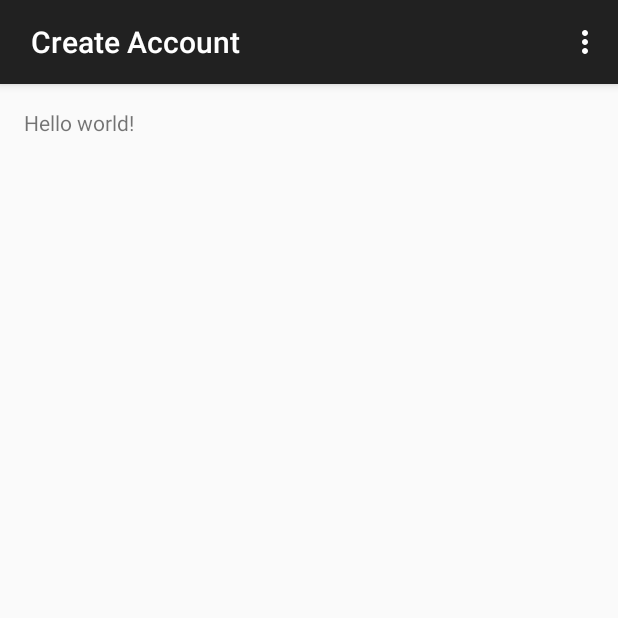
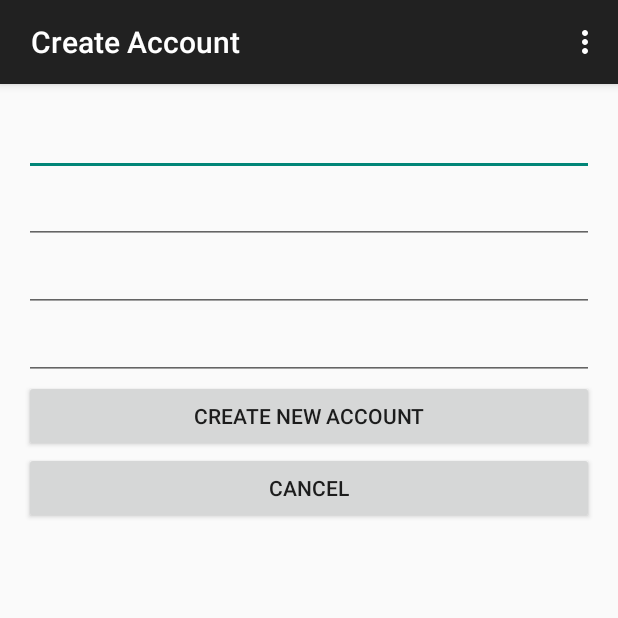
Before and after one commit to peytoncasper/SoftwareEngineering-ScheduleMaker, an Android app: the CreateAccount screen opened directly, with no data from a screen before it, on a phone screen of 412 x 824 dp, the top half of it. Run offline under Robolectric (Android 15) with nearby library versions, the phone set to English and light mode, and no system bars.

Commit message:
Initial Commit
Created Activity with basic and incomplete framework

```diff
--- a/UCS/app/src/main/res/layout/activity_create_account.xml
+++ b/UCS/app/src/main/res/layout/activity_create_account.xml
@@ -1,12 +1,55 @@
-<RelativeLayout xmlns:android="http://schemas.android.com/apk/res/android"
-    xmlns:tools="http://schemas.android.com/tools" android:layout_width="match_parent"
-    android:layout_height="match_parent" android:paddingLeft="@dimen/activity_horizontal_margin"
+<LinearLayout xmlns:android="http://schemas.android.com/apk/res/android" xmlns:tools="http://schemas.android.com/tools"
+    android:layout_width="match_parent"
+    android:layout_height="match_parent"
+    android:paddingLeft="@dimen/activity_horizontal_margin"
     android:paddingRight="@dimen/activity_horizontal_margin"
     android:paddingTop="@dimen/activity_vertical_margin"
     android:paddingBottom="@dimen/activity_vertical_margin"
+    android:orientation="vertical"
     tools:context="edu.uta.ucs.CreateAccount">
 
-    <TextView android:text="@string/hello_world" android:layout_width="wrap_content"
-        android:layout_height="wrap_content" />
+    <EditText
+        android:layout_width="match_parent"
+        android:layout_height="wrap_content"
+        android:id="@+id/editText2"
+        android:layout_gravity="center_horizontal" />
 
-</RelativeLayout>
+    <EditText
+        android:layout_width="match_parent"
+        android:layout_height="wrap_content"
+        android:inputType="textPassword"
+        android:ems="10"
+        android:id="@+id/editText3"
+        android:layout_gravity="center_horizontal" />
+
+    <EditText
+        android:layout_width="match_parent"
+        android:layout_height="wrap_content"
+        android:inputType="textPassword"
+        android:ems="10"
+        android:id="@+id/editText4"
+        android:layout_gravity="center_horizontal" />
+
+    <EditText
+        android:layout_width="match_parent"
+        android:layout_height="wrap_content"
+        android:inputType="textEmailAddress"
+        android:ems="10"
+        android:id="@+id/editText5"
+        android:layout_gravity="center_horizontal" />
+
+    <Button
+        android:layout_width="match_parent"
+        android:layout_height="wrap_content"
+        android:text="@string/action_create_account"
+        android:id="@+id/create_account_button"
+        android:layout_gravity="center_horizontal" />
+
+    <Button
+        android:layout_width="match_parent"
+        android:layout_height="wrap_content"
+        android:text="@string/action_cancel"
+        android:id="@+id/cancel_create_button"
+        android:layout_gravity="center_horizontal" />
+
+</LinearLayout>
--- a/UCS/app/src/main/res/values/strings_activity_login.xml
+++ b/UCS/app/src/main/res/values/strings_activity_login.xml
@@ -9,9 +9,11 @@
     <string name="action_forgot_credentials"> Forgot Username/Password</string>
 
     <string name="action_create_account">Create New Account</string>
+    <string name="action_cancel">Cancel</string>
 
     <string name="error_invalid_email">This email address is invalid</string>
     <string name="error_invalid_password">This password is too short</string>
     <string name="error_incorrect_password">This password is incorrect</string>
     <string name="error_field_required">This field is required</string>
+
 </resources>
```
Also changed, not shown: UCS/app/src/main/java/edu/uta/ucs/CreateAccount.java (+69 -0 lines).
